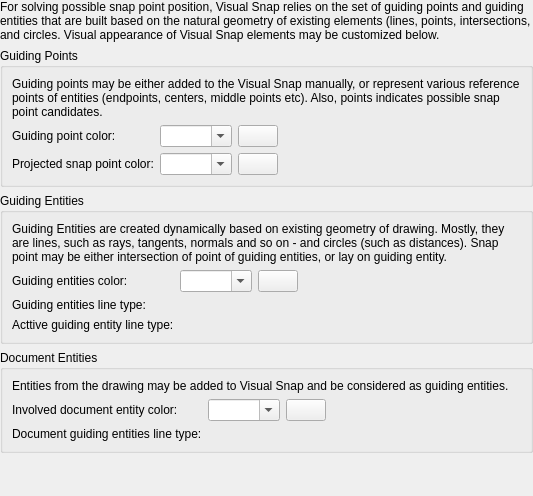
This is librecad/src/ui/dialogs/settings/options_drafting/pages/theme/lc_settings_page_drafting_theme_snap_visual.ui in sand1024/LibreCAD as Qt 5 draws it before an edit. The edited form follows.
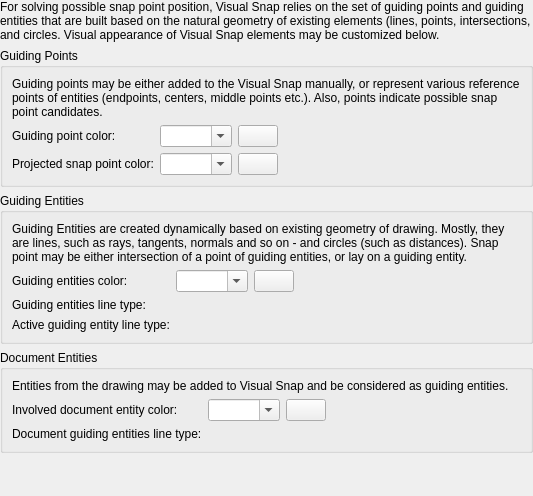
This is the edited form. Custom widgets are drawn as their Qt base class.

Diff of the .ui file:
```diff
--- a/librecad/src/ui/dialogs/settings/options_drafting/pages/theme/lc_settings_page_drafting_theme_snap_visual.ui
+++ b/librecad/src/ui/dialogs/settings/options_drafting/pages/theme/lc_settings_page_drafting_theme_snap_visual.ui
@@ -140,7 +140,7 @@
       <item row="0" column="0" colspan="4">
        <widget class="QLabel" name="label_4">
         <property name="text">
-         <string>Guiding Entities are created dynamically based on existing geometry of drawing. Mostly, they are lines, such as rays, tangents, normals and so on - and circles (such as distances). Snap point may be either intersection of point of guiding entities, or lay on guiding entity.</string>
+         <string>Guiding Entities are created dynamically based on existing geometry of drawing. Mostly, they are lines, such as rays, tangents, normals and so on - and circles (such as distances). Snap point may be either intersection of a point of guiding entities, or lay on a guiding entity.</string>
         </property>
         <property name="wordWrap">
          <bool>true</bool>
@@ -200,7 +200,7 @@
       <item row="3" column="0">
        <widget class="QLabel" name="label_5">
         <property name="text">
-         <string>Acttive guiding entity line type:</string>
+         <string>Active guiding entity line type:</string>
         </property>
         <property name="buddy">
          <cstring>wActiveGuidingEntityLineType</cstring>
@@ -273,7 +273,7 @@
       <item row="0" column="0" colspan="4">
        <widget class="QLabel" name="label_3">
         <property name="text">
-         <string>Guiding points may be either added to the Visual Snap manually, or represent various reference points of entities (endpoints, centers, middle points etc). Also, points indicates possible snap point candidates.</string>
+         <string>Guiding points may be either added to the Visual Snap manually, or represent various reference points of entities (endpoints, centers, middle points etc.). Also, points indicate possible snap point candidates.</string>
         </property>
         <property name="wordWrap">
          <bool>true</bool>
```
Left out of the diff: 2 changed lines with no effect on the pictures.
